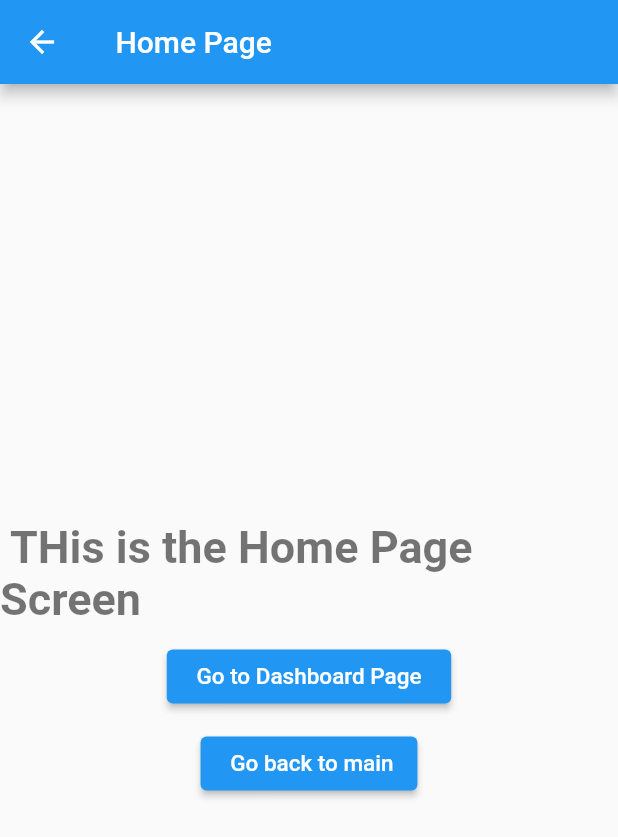
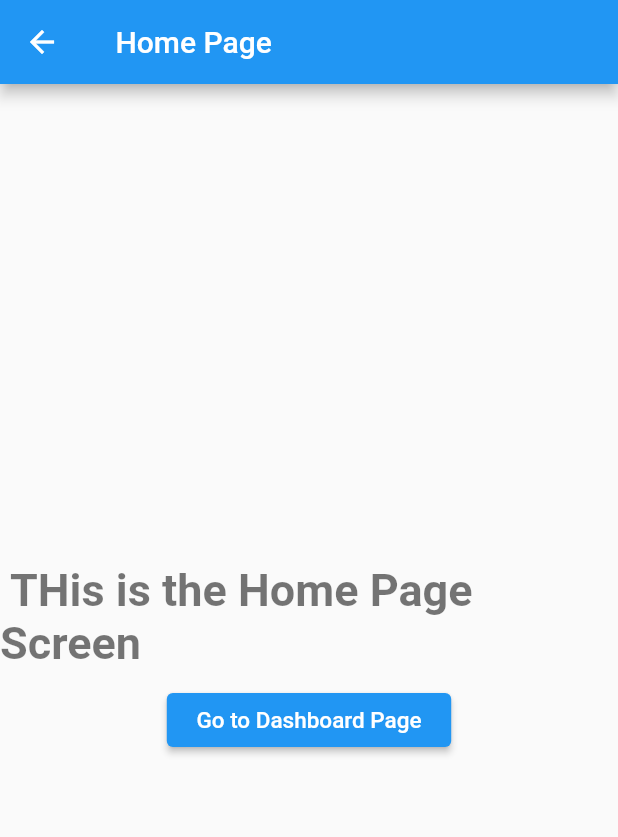
Before and after one commit to jhunderdog/ftb, a Flutter app: the screen it shows after launch, after a tap on "Go to Home", on a phone screen of 412 x 824 dp. Shown: the top 837 px of the screen. Run offline on Flutter 3.47's test engine with Material 2 defaults, Android fonts, the phone set to English and light mode, and no system bars; our stand-ins replace get.

Commit message:
namedRoutes

```diff
--- a/lib/dashBoardPage.dart
+++ b/lib/dashBoardPage.dart
@@ -27,7 +27,7 @@ class DashBoardPage extends StatelessWidget {
               SizedBox(height: 10.0),
               ElevatedButton(
                   onPressed: () {
-                    Get.back();
+                    Get.toNamed("/HomePage");
                   },
                   child: Text(
                     " Go back to Home Page ",
--- a/lib/homePage.dart
+++ b/lib/homePage.dart
@@ -26,9 +26,7 @@ class HomePage extends StatelessWidget {
           ),
           ElevatedButton(
             onPressed: () {
-              Get.to(
-                DashBoardPage(),
-              );
+              Get.toNamed("/DashboardPage");
             },
             child: Text(
               " Go to Dashboard Page ",
@@ -38,16 +36,6 @@ class HomePage extends StatelessWidget {
               ),
             ),
           ),
-          SizedBox(
-            height: 10.0,
-          ),
-          ElevatedButton(
-            onPressed: () {
-              Get.back();
-            },
-            child: Text(" Go back to main",
-                style: TextStyle(fontSize: 15.0, color: Colors.white)),
-          ),
         ],
       ),
     );
--- a/lib/main.dart
+++ b/lib/main.dart
@@ -1,4 +1,5 @@
 import 'package:flutter/material.dart';
+import 'package:ftb/dashBoardPage.dart';
 import 'package:ftb/homePage.dart';
 import 'package:get/get.dart';
 
@@ -11,10 +12,17 @@ class MyApp extends StatelessWidget {
   @override
   Widget build(BuildContext context) {
     return GetMaterialApp(
-        title: " Route Navigation For Un-named Routes ",
+        title: " Route Navigation For named Routes ",
+        initialRoute: "/",
+        defaultTransition: Transition.rightToLeftWithFade,
+        getPages: [
+          GetPage(name: "/", page: () => MyApp()),
+          GetPage(name: '/HomePage', page: () => HomePage()),
+          GetPage(name: '/DashboardPage', page: () => DashBoardPage()),
+        ],
         home: Scaffold(
             appBar: AppBar(
-              title: Text(" Route Navigation For Un-named Routes "),
+              title: Text(" Route Navigation For named Routes "),
             ),
             body: Center(
                 child: Column(
@@ -23,9 +31,7 @@ class MyApp extends StatelessWidget {
               children: [
                 ElevatedButton(
                     onPressed: () {
-                      Get.to(
-                        HomePage(),
-                      );
+                      Get.toNamed("/HomePage");
                     },
                     child: Text(" Go to Home"))
               ],
```
